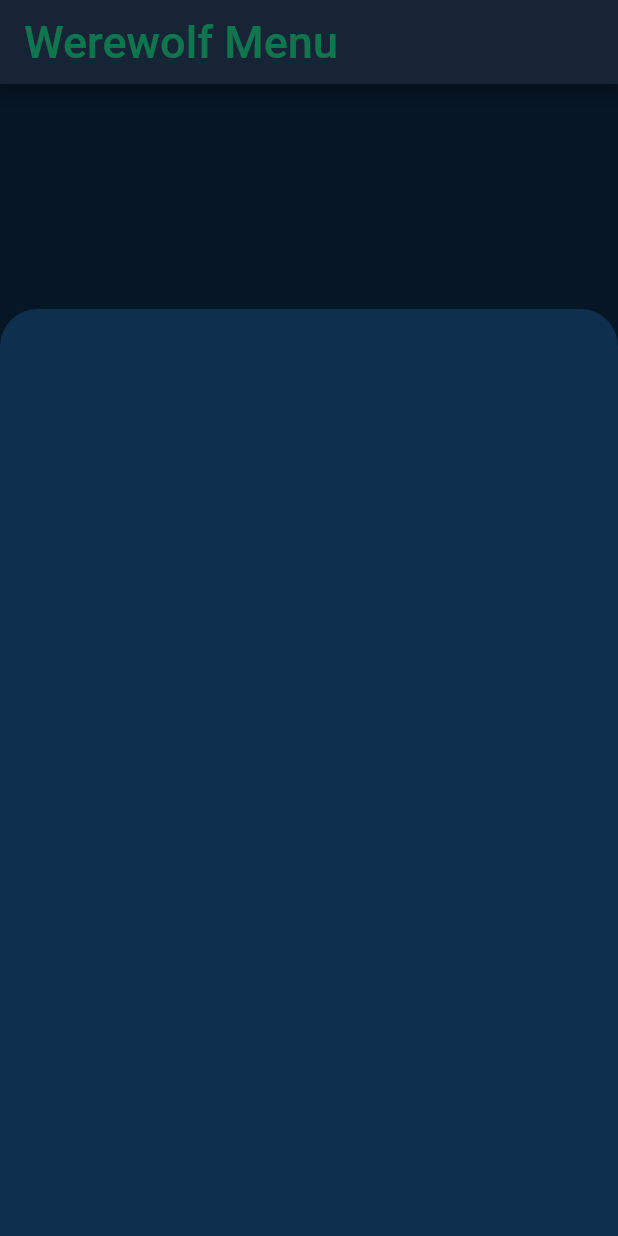
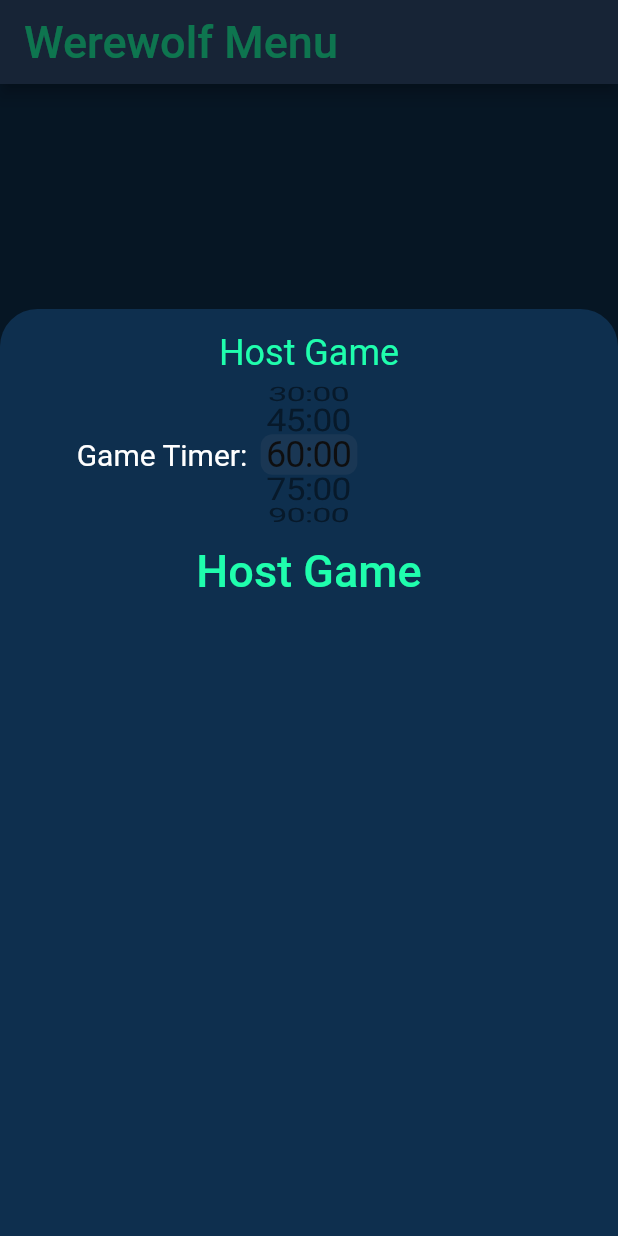
Before and after one commit to oscar-lauth/werewolf_app, a Flutter app: the screen it shows after launch, after a tap on "Host Game", on a phone screen of 412 x 824 dp. Run offline on Flutter 3.47's test engine with Material 2 defaults, Android fonts, the phone set to English and light mode, and no system bars; our stand-ins replace google_fonts.

Commit message:
Split menu screen into component classes

```diff
--- a/lib/main.dart
+++ b/lib/main.dart
@@ -1,5 +1,4 @@
 import 'package:flutter/material.dart';
-//import 'package:google_fonts/google_fonts.dart';
 import './menu.dart';
 
 void main() => runApp(MyApp());
--- /dev/null
+++ b/lib/menu_sheets.dart
@@ -0,0 +1,146 @@
+import 'package:flutter/material.dart';
+import 'package:flutter/services.dart';
+import 'package:google_fonts/google_fonts.dart';
+import 'package:flutter/cupertino.dart';
+import './database_functions.dart';
+
+class JoinGameSheet extends StatefulWidget {
+  JoinGameSheetState createState() => JoinGameSheetState();
+}
+
+class JoinGameSheetState extends State<JoinGameSheet> {
+  bool _validate = true;
+  @override
+  Widget build(BuildContext context) {
+    return Container(
+      height: MediaQuery.of(context).size.height * 0.75,
+      decoration: new BoxDecoration(
+        color: Theme.of(context).backgroundColor,
+        borderRadius: new BorderRadius.only(
+          topLeft: const Radius.circular(25.0),
+          topRight: const Radius.circular(25.0),
+        ),
+      ),
+      child: Column(
+        children: <Widget>[
+          SizedBox(height: 15),
+          Text(
+            "Join Game",
+            style: TextStyle(
+              fontSize: 24,
+              color: Theme.of(context).accentColor,
+            ),
+          ),
+          Container(
+            margin: EdgeInsets.only(top: 60, left: 120, right: 120),
+            child: TextField(
+                textAlign: TextAlign.center,
+                style: TextStyle(
+                  fontSize: 40,
+                  color: Theme.of(context).accentColor,
+                ),
+                decoration: InputDecoration(
+                  hintText: "Game ID",
+                  hintStyle: TextStyle(color: Theme.of(context).hintColor),
+                  counterText: "",
+                  errorText: _validate ? null : 'Invalid Game ID',
+                ),
+                inputFormatters: [WhitelistingTextInputFormatter.digitsOnly],
+                keyboardType: TextInputType.numberWithOptions(
+                    signed: false, decimal: false),
+                maxLength: 3,
+                maxLengthEnforced: true,
+                onChanged: (String inputGameID) async {
+                  setState(() => _validate = true); //no errorText when length<3
+                  if (inputGameID.length == 3) {
+                    await isValidID(inputGameID)
+                        .then((value) => _validate = value);
+                    setState(() => _validate);
+                    if (_validate) {
+                      //joinGame(inputGameID)/send to lobby page
+                    }
+                  }
+                }),
+          ),
+        ],
+      ),
+    );
+  }
+}
+
+class HostGameSheet extends StatelessWidget {
+  final List<int> timeOptions = [30, 45, 60, 75, 90];
+  final FixedExtentScrollController _controller =
+      new FixedExtentScrollController(initialItem: 2);
+  //int tempTime;
+  @override
+  Widget build(BuildContext context) {
+    return Container(
+      height: MediaQuery.of(context).size.height * 0.75,
+      decoration: new BoxDecoration(
+        color: Theme.of(context).backgroundColor,
+        borderRadius: new BorderRadius.only(
+          topLeft: const Radius.circular(25.0),
+          topRight: const Radius.circular(25.0),
+        ),
+      ),
+      child: Column(
+        children: <Widget>[
+          SizedBox(height: 15),
+          Text(
+            "Host Game",
+            style: TextStyle(
+              fontSize: 24,
+              color: Theme.of(context).accentColor,
+            ),
+          ),
+          Row(
+            children: <Widget>[
+              Container(
+                alignment: Alignment.centerRight,
+                width: MediaQuery.of(context).size.width * .40,
+                child: Text(
+                  "Game Timer:",
+                  style: TextStyle(
+                    color: Colors.white,
+                    fontSize: 20,
+                  ),
+                ),
+              ),
+              Container(
+                height: 108,
+                width: MediaQuery.of(context).size.width * .20,
+                child: CupertinoPicker(
+                  onSelectedItemChanged: (index) => null,
+                  scrollController: _controller,
+                  itemExtent: 27,
+                  children: [
+                    Text("30:00", style: TextStyle(fontSize: 24)),
+                    Text("45:00", style: TextStyle(fontSize: 24)),
+                    Text("60:00", style: TextStyle(fontSize: 24)),
+                    Text("75:00", style: TextStyle(fontSize: 24)),
+                    Text("90:00", style: TextStyle(fontSize: 24)),
+                  ],
+                ),
+              ),
+              Container(
+                width: MediaQuery.of(context).size.width * .40,
+              ),
+            ],
+          ),
+          FlatButton(
+            child: Text("Host Game",
+                style: GoogleFonts.medievalSharp(
+                    color: Theme.of(context).accentColor, fontSize: 30)),
+            color: Theme.of(context).backgroundColor,
+            shape:
+                RoundedRectangleBorder(borderRadius: BorderRadius.circular(50)),
+            onPressed: () {
+              //HostGame(time);
+            },
+          ),
+        ],
+      ),
+    );
+  }
+}
```
Also changed, not shown: lib/menu_buttons.dart (+3 -84 lines).
